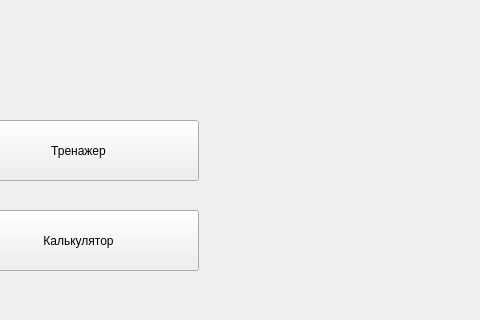
Haveryx/SimplexMethod, file mainwindow.ui: the form before one commit; both pictures show x 302 to 782 and y 0 to 320 of the 782 by 441 pixel window.
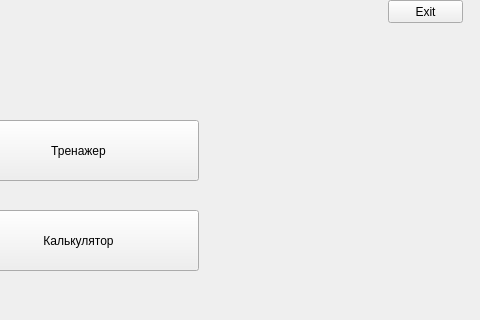
The form after the commit.

The edit to the form file:
```diff
--- a/mainwindow.ui
+++ b/mainwindow.ui
@@ -56,6 +56,19 @@
      <string>Калькулятор</string>
     </property>
    </widget>
+   <widget class="QPushButton" name="pushButton_3">
+    <property name="geometry">
+     <rect>
+      <x>690</x>
+      <y>0</y>
+      <width>75</width>
+      <height>23</height>
+     </rect>
+    </property>
+    <property name="text">
+     <string>Exit</string>
+    </property>
+   </widget>
   </widget>
   <widget class="QStatusBar" name="statusBar"/>
  </widget>
```
